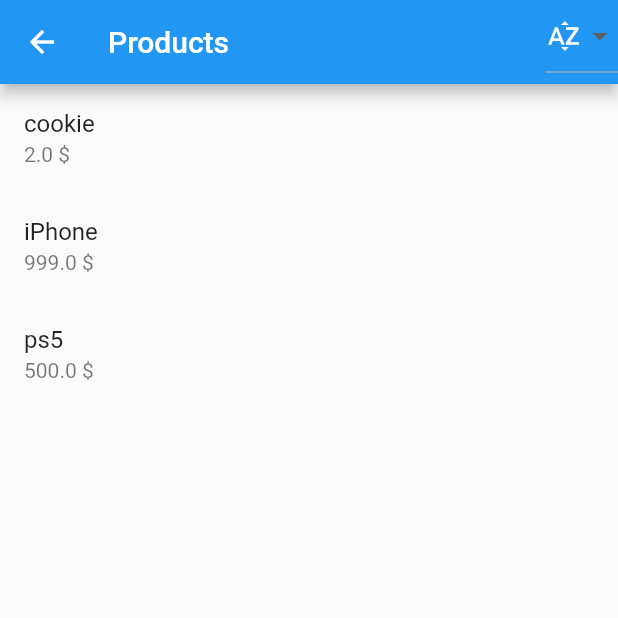
After one commit to sespaetzlean/Flutter_tests, a Flutter app: the MySortPage screen opened by its route, on a phone screen of 412 x 824 dp, the top half of it. The commit adds this screen. Run offline on Flutter 3.47's test engine with Material 2 defaults, Android fonts, the phone set to English and light mode, and no system bars; our stand-ins replace flutter_layout_grid, flutter_rating_bar, flutter_riverpod, go_router.

Commit message:
ka
änderung wurde nicht mehr genutzt

```diff
--- a/ecommerce_app/lib/src/features/products/presentation/home_app_bar/home_app_bar.dart
+++ b/ecommerce_app/lib/src/features/products/presentation/home_app_bar/home_app_bar.dart
@@ -52,8 +52,8 @@ class HomeAppBar extends StatelessWidget with PreferredSizeWidget {
           ] else
             ActionTextButton(
               key: MoreMenuButton.signInKey,
-              text: 'Sign In'.hardcoded,
-              onPressed: () => context.pushNamed(AppRoute.home.name),
+              text: 'Sort t'.hardcoded,
+              onPressed: () => context.goNamed(AppRoute.changeFilter.name),
             )
         ],
       );
--- /dev/null
+++ b/ecommerce_app/lib/src/features/sortDropdown/sortDropdown_screen.dart
@@ -0,0 +1,87 @@
+import 'package:collection/collection.dart';
+import 'package:flutter/material.dart';
+import 'package:flutter_riverpod/flutter_riverpod.dart';
+
+/* some example data */
+class Product {
+  Product({required this.name, required this.price});
+
+  final String name;
+  final double price;
+}
+
+final _products = [
+  Product(name: 'iPhone', price: 999),
+  Product(name: 'cookie', price: 2),
+  Product(name: 'ps5', price: 500),
+];
+
+/* the options we want to sort for */
+enum ProductSortType {
+  name,
+  price,
+}
+
+//exp: es wird irgendwie ein Initialzustand übergeben, der aber später über .state nicht mehr gilt
+final productSortTypeProvider = StateProvider<ProductSortType>(
+  // We return the default sort type, here name.
+  (ref) => ProductSortType.name,
+);
+
+//exp: dieser Provider listened den anderen und gibt die Daten dementsprechend weiter
+final productsProvider = Provider<List<Product>>((ref) {
+  final sortType = ref.watch(productSortTypeProvider);
+  switch (sortType) {
+    case ProductSortType.name:
+      return _products.sorted((a, b) => a.name.compareTo(b.name));
+    case ProductSortType.price:
+      return _products.sorted((a, b) => a.price.compareTo(b.price));
+  }
+});
+
+class MySortPage extends ConsumerWidget {
+  const MySortPage({Key? key}) : super(key: key);
+
+  @override
+  Widget build(BuildContext context, WidgetRef ref) {
+    final products =
+        ref.watch(productsProvider); //exp: hier werden nur Produkte angeschaut
+    return Scaffold(
+      appBar: AppBar(
+        title: const Text('Products'),
+        actions: [
+          DropdownButton<ProductSortType>(
+            // When the sort type changes, this will rebuild the dropdown
+            // to update the icon shown.
+            value: ref.watch(productSortTypeProvider),
+            // When the user interacts with the dropdown, we update the provider state.
+            onChanged: (value) =>
+                //exp: hier wird nun der provider geupdated, der initial sagt, es muss nach name gefiltert werden
+                //exp: dabei wird das über .state geändert
+                ref.read(productSortTypeProvider.notifier).state = value!,
+            items: const [
+              DropdownMenuItem(
+                value: ProductSortType.name,
+                child: Icon(Icons.sort_by_alpha),
+              ),
+              DropdownMenuItem(
+                value: ProductSortType.price,
+                child: Icon(Icons.sort),
+              ),
+            ],
+          ),
+        ],
+      ),
+      body: ListView.builder(
+        itemCount: products.length,
+        itemBuilder: (context, index) {
+          final product = products[index];
+          return ListTile(
+            title: Text(product.name),
+            subtitle: Text('${product.price} \$'),
+          );
+        },
+      ),
+    );
+  }
+}
--- a/ecommerce_app/lib/src/routing/app_router.dart
+++ b/ecommerce_app/lib/src/routing/app_router.dart
@@ -1,3 +1,4 @@
+import 'package:ecommerce_app/src/features/sortDropdown/sortDropdown_screen.dart';
 import 'package:ecommerce_app/src/features/products/presentation/product_screen/product_screen.dart';
 import 'package:ecommerce_app/src/features/products/presentation/products_list/products_list_screen.dart';
 import 'package:ecommerce_app/src/features/reviews/presentation/leave_review_screen/leave_review_screen.dart';
@@ -9,6 +10,7 @@ enum AppRoute {
   home,
   product,
   leaveReview,
+  changeFilter,
 }
 
 final goRouter = GoRouter(
@@ -42,6 +44,11 @@ final goRouter = GoRouter(
             ),
           ],
         ),
+        GoRoute(
+          path: 'filterDropdown',
+          name: AppRoute.changeFilter.name,
+          builder: (context, state) => const MySortPage(),
+        )
       ],
     ),
   ],
```
